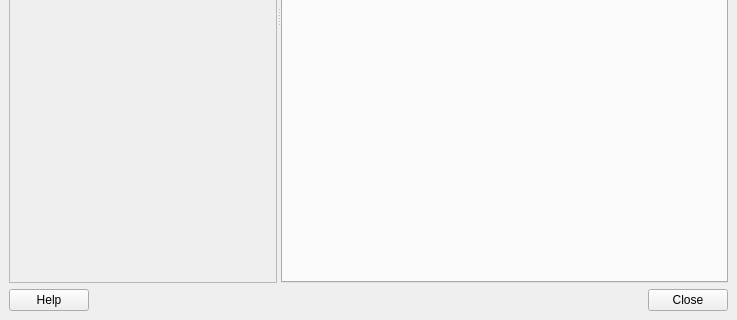
Qt form qgis/src/ui/qgscomposerbase.ui (sourcepole/qgis) before a commit; both pictures show x 0 to 737 and y 289 to 609 of the 737 by 609 pixel window.
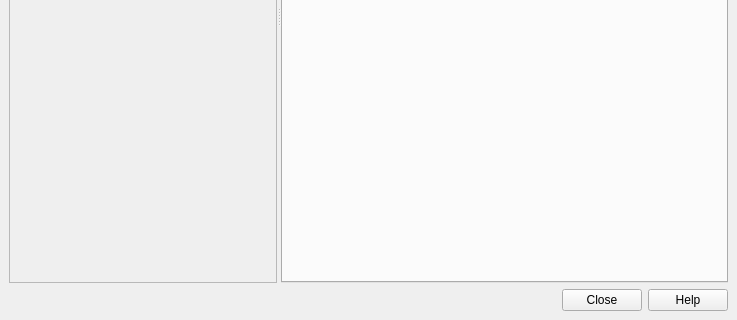
The same form after that commit. Icons and pictures are not drawn.

Commit message: HIG compliance for composer and it's dialogs

Patch:
```diff
--- a/qgis/src/ui/qgscomposerbase.ui
+++ b/qgis/src/ui/qgscomposerbase.ui
@@ -19,23 +19,8 @@
    <property name="mouseTracking" >
     <bool>true</bool>
    </property>
-   <layout class="QVBoxLayout" >
-    <property name="spacing" >
-     <number>6</number>
-    </property>
-    <property name="leftMargin" >
-     <number>9</number>
-    </property>
-    <property name="topMargin" >
-     <number>9</number>
-    </property>
-    <property name="rightMargin" >
-     <number>9</number>
-    </property>
-    <property name="bottomMargin" >
-     <number>9</number>
-    </property>
-    <item>
+   <layout class="QGridLayout" >
+    <item row="0" column="0" >
      <widget class="QSplitter" name="mSplitter" >
       <property name="mouseTracking" >
        <bool>true</bool>
@@ -171,51 +156,12 @@
       </widget>
      </widget>
     </item>
-    <item>
-     <layout class="QHBoxLayout" >
-      <property name="spacing" >
-       <number>6</number>
+    <item row="1" column="0" >
+     <widget class="QDialogButtonBox" name="buttonBox" >
+      <property name="standardButtons" >
+       <set>QDialogButtonBox::Close|QDialogButtonBox::Help|QDialogButtonBox::NoButton</set>
       </property>
-      <property name="leftMargin" >
-       <number>0</number>
-      </property>
-      <property name="topMargin" >
-       <number>0</number>
-      </property>
-      <property name="rightMargin" >
-       <number>0</number>
-      </property>
-      <property name="bottomMargin" >
-       <number>0</number>
-      </property>
-      <item>
-       <widget class="QPushButton" name="helpPButton" >
-        <property name="text" >
-         <string>Help</string>
-        </property>
-       </widget>
-      </item>
-      <item>
-       <spacer>
-        <property name="orientation" >
-         <enum>Qt::Horizontal</enum>
-        </property>
-        <property name="sizeHint" >
-         <size>
-          <width>40</width>
-          <height>20</height>
-         </size>
-        </property>
-       </spacer>
-      </item>
-      <item>
-       <widget class="QPushButton" name="closePButton" >
-        <property name="text" >
-         <string>Close</string>
-        </property>
-       </widget>
-      </item>
-     </layout>
+     </widget>
     </item>
    </layout>
   </widget>
```
Left out of the diff: 19 changed lines with no effect on the pictures. The commit also changes 7 other files.
